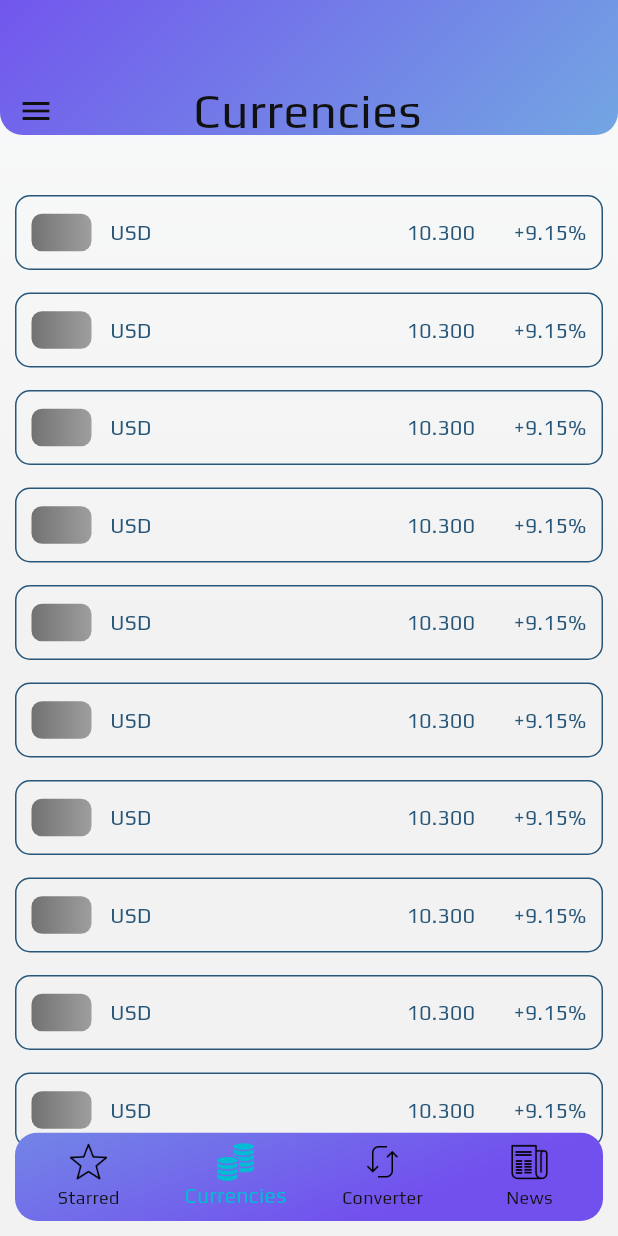
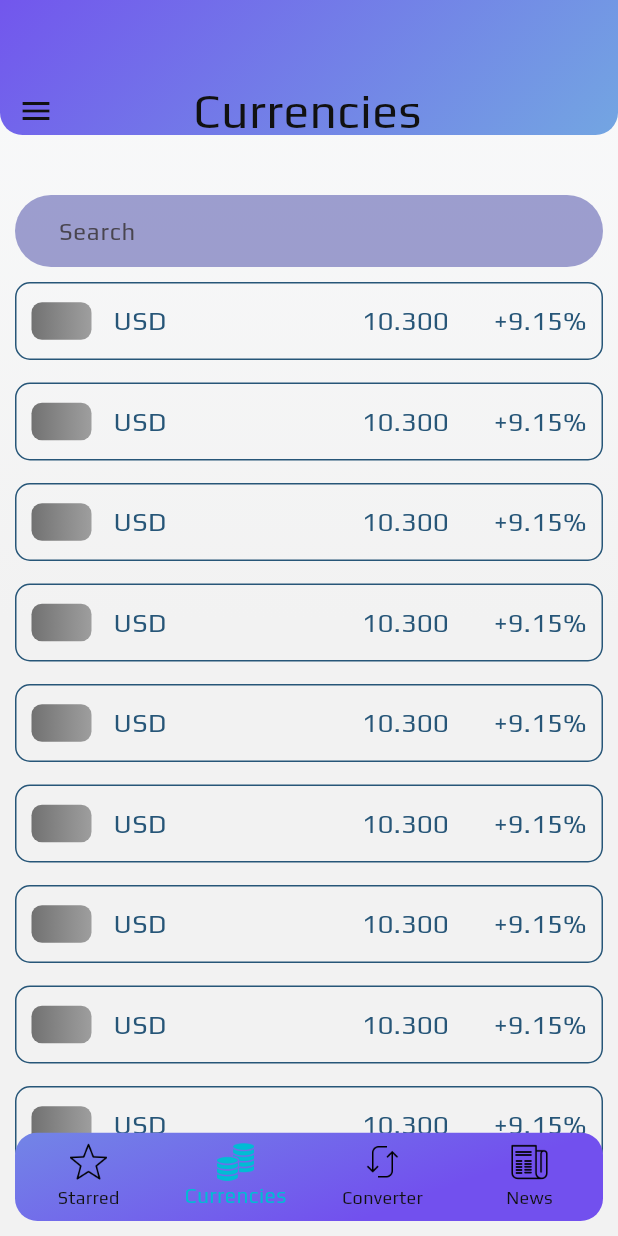
Before and after one commit to ASR1221/currency_exchange_flutter_app, a Flutter app: the screen it shows after launch, swiped to page 2, on a phone screen of 412 x 824 dp. Run offline on Flutter 3.47's test engine with Material 3 defaults, Android fonts, the phone set to English and light mode, and no system bars; our stand-ins replace dropdown_button2, fl_chart, shared_preferences.

Commit message:
ADD: search field in currencies page

```diff
--- a/lib/main.dart
+++ b/lib/main.dart
@@ -17,8 +17,6 @@ void main() async {
   ));
 }
 
-// TODO: search bar in list page
-// TODO: converter page
 // TODO: new details page
 // TODO: currency details page
 // TODO: about app page
--- a/lib/pages/currencies_page.dart
+++ b/lib/pages/currencies_page.dart
@@ -2,6 +2,7 @@ import 'package:flutter/material.dart';
 
 import "../widgets/list_item.dart";
 import "../widgets/background_gradient_wrapper.dart";
+import '../constants/colors.dart' as colors;
 
 class CurrenciesPage extends StatefulWidget {
   const CurrenciesPage({super.key});
@@ -11,6 +12,9 @@ class CurrenciesPage extends StatefulWidget {
 }
 
 class _CurrenciesPageState extends State<CurrenciesPage> {
+
+  TextEditingController _controller = TextEditingController();
+  String searchText = "";
 
   @override
   Widget build(BuildContext context) {
@@ -24,11 +28,40 @@ class _CurrenciesPageState extends State<CurrenciesPage> {
             itemCount: 15,
             itemBuilder: (BuildContext context, int index) {
               if (index == 0) {
-                return const Column(
+                return Column(
                 children: [
-                  // TODO: SeacrhBar implementation
-                  SizedBox(height: 30,),
-                  ListItem(),
+                  const SizedBox(height: 30,),
+                  TextField(
+                    controller: _controller,
+                    cursorColor: Colors.cyan,
+                    // style: const TextStyle(color: colors.lightThemeTextColor),
+                    decoration: InputDecoration(
+                      hintText: 'Search',
+                      filled: true,
+                      fillColor: colors.darkThemeBorderColor.withOpacity(0.8),
+                      contentPadding: const EdgeInsets.symmetric(horizontal: 25, vertical: 2),
+                      border: OutlineInputBorder(
+                        borderSide: BorderSide.none,
+                        borderRadius: BorderRadius.circular(50),
+                      ),
+                      suffixIcon: searchText == "" ? null : IconButton(
+                        onPressed: () {
+                          setState(() {
+                            searchText = "";
+                          });
+                          _controller.text = "";
+                        },
+                        icon: const Icon(Icons.clear_rounded),
+                      ),
+                    ),
+                    onChanged: (value) {
+                      setState(() {
+                        searchText = value.trim();
+                      });
+                    }
+                  ),
+                  const SizedBox(height: 10,),
+                  const ListItem(),
                 ],
               );
               } else {
--- a/lib/widgets/list_item.dart
+++ b/lib/widgets/list_item.dart
@@ -19,7 +19,7 @@ class _ListItemState extends State<ListItem> {
         Navigator.push(context, MaterialPageRoute(builder: (context) => CurrencyDetailsPage()));
       },
       child: Container(
-        height: 50,
+        height: 52,
         padding: const EdgeInsets.symmetric(vertical: 2, horizontal: 10),
         margin: const EdgeInsets.only(bottom: 15),
         decoration: BoxDecoration(
@@ -31,7 +31,7 @@ class _ListItemState extends State<ListItem> {
           mainAxisAlignment: MainAxisAlignment.spaceBetween,
           children: [
             SizedBox(
-              width: 80,
+              width: 90,
               child: Row(
                 mainAxisAlignment: MainAxisAlignment.spaceBetween,
                 children: [
@@ -43,17 +43,17 @@ class _ListItemState extends State<ListItem> {
                       borderRadius: BorderRadius.circular(7),
                     ),
                   ),
-                  Text("USD"),
+                  Text("USD", style: TextStyle(fontSize: 18),),
                 ],
               ),
             ),
             SizedBox(
-              width: 120,
+              width: 150,
               child: Row(
                 mainAxisAlignment: MainAxisAlignment.spaceBetween,
                 children: [
-                  Text("10.300"),
-                  Text("+9.15%"),
+                  Text("10.300", style: TextStyle(fontSize: 18),),
+                  Text("+9.15%", style: TextStyle(fontSize: 18),),
                 ],
               ),
             ),
```
